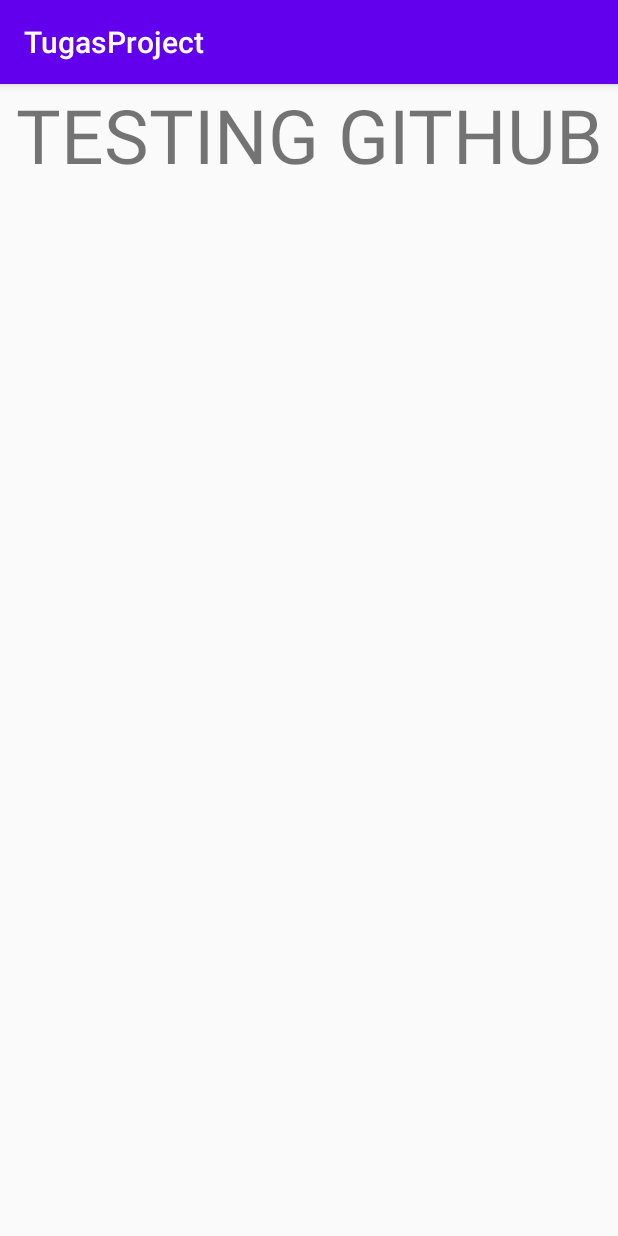
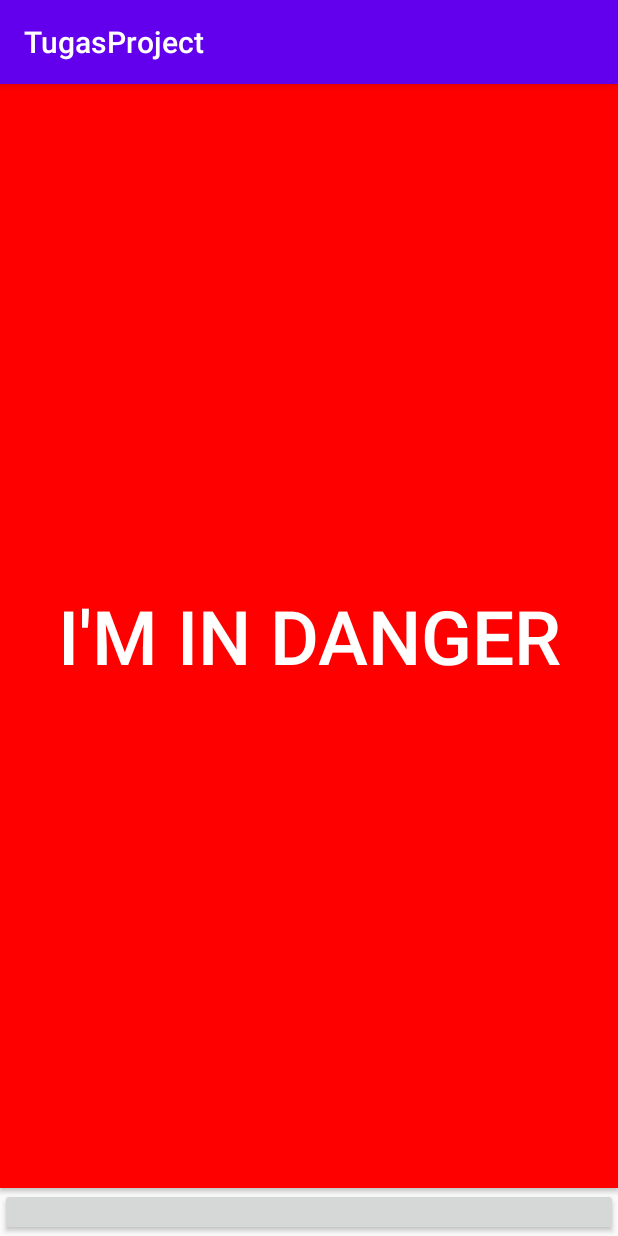
Before and after one commit to rickykusuma/Emergence, an Android app: the screen it shows after launch (MainActivity), on a phone screen of 412 x 824 dp. Run offline under Robolectric (Android 15) with nearby library versions, the phone set to English and light mode, and no system bars.

Commit message:
danger btn

```diff
--- a/app/src/main/res/layout/activity_main.xml
+++ b/app/src/main/res/layout/activity_main.xml
@@ -6,15 +6,23 @@
     android:layout_height="match_parent"
     tools:context=".MainActivity">
 
-<LinearLayout
-    android:layout_width="match_parent"
-    android:layout_height="match_parent">
-    <TextView
+    <LinearLayout
         android:layout_width="match_parent"
         android:layout_height="match_parent"
-        android:text="TESTING GITHUB"
-        android:textSize="50sp"
-        android:textAlignment="center"/>
-</LinearLayout>
+        android:orientation="vertical">
+        <Button
+            android:layout_weight="2"
+            android:layout_width="match_parent"
+            android:layout_height="match_parent"
+            android:text="@string/danger"
+            android:background="@color/colorRed"
+            android:textColor="@color/colorWhite"
+            android:textSize="50sp"
+            />
+        <Button
+            android:layout_weight="1"
+            android:layout_width="match_parent"
+            android:layout_height="wrap_content"/>
 
+    </LinearLayout>
 </androidx.constraintlayout.widget.ConstraintLayout>
--- a/app/src/main/res/values/colors.xml
+++ b/app/src/main/res/values/colors.xml
@@ -3,4 +3,6 @@
     <color name="colorPrimary">#6200EE</color>
     <color name="colorPrimaryDark">#3700B3</color>
     <color name="colorAccent">#03DAC5</color>
+    <color name="colorRed">#ff0000</color>
+    <color name="colorWhite">#ffffff</color>
 </resources>
--- a/app/src/main/res/values/strings.xml
+++ b/app/src/main/res/values/strings.xml
@@ -1,3 +1,4 @@
 <resources>
     <string name="app_name">TugasProject</string>
+    <string name="danger">I'M IN DANGER</string>
 </resources>
```
